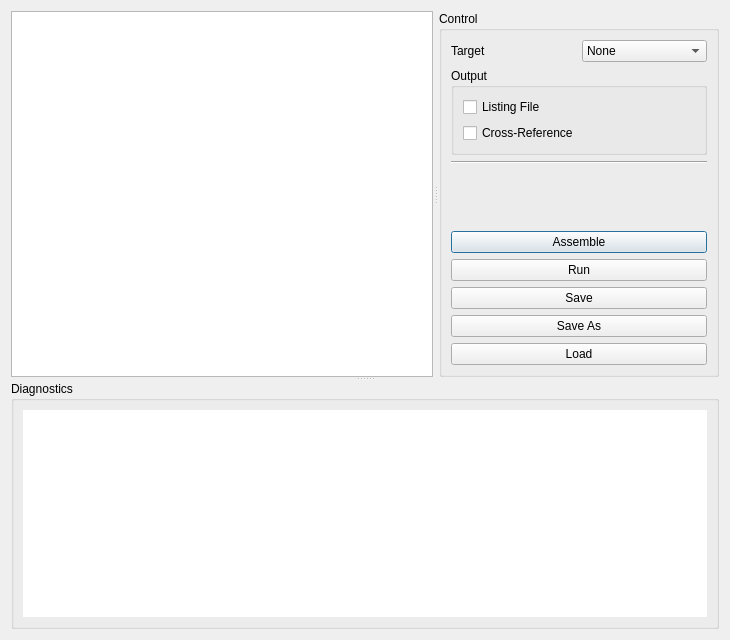
The window that src/gui/ui/assemblerdialog.ui (42wonko/chip8) describes before a commit, drawn with Qt 5.
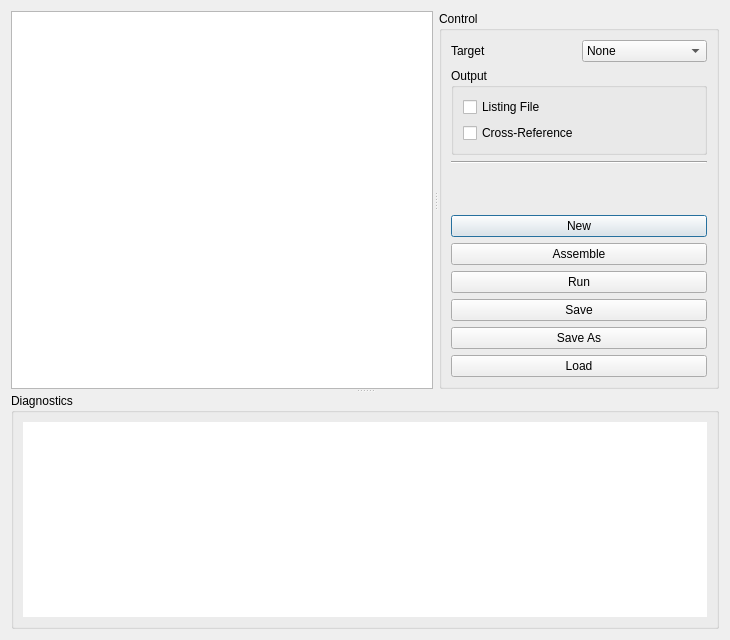
The same window after the commit. Custom widgets are drawn as their Qt base class.

Commit message: 1) bug fixes. consistently using the address space provided by the concrete ISA instead of hard coded 0xFFFF. 2) added a NEW button to  the assembler

```diff
--- a/src/gui/ui/assemblerdialog.ui
+++ b/src/gui/ui/assemblerdialog.ui
@@ -146,6 +146,13 @@
           </property>
          </spacer>
         </item>
+        <item>
+         <widget class="QPushButton" name="asmNewPushButton">
+          <property name="text">
+           <string>New</string>
+          </property>
+         </widget>
+        </item>
         <item>
          <widget class="QPushButton" name="asmAssemblePushButton">
           <property name="toolTip">
```
The commit also changes 9 other files.
